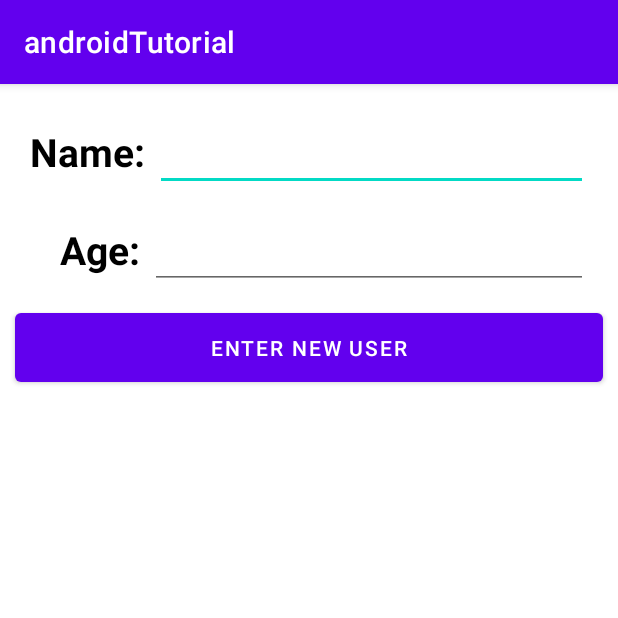
After one commit to dronsEETAC/tutorialAndroid, an Android app: the InputActivity screen opened directly, with no data from a screen before it, on a phone screen of 412 x 824 dp, the top half of it. The commit adds this screen. Run offline under Robolectric (Android 15) with nearby library versions, the light colour scheme and no system bars.

Commit message:
Step 4: Input

```diff
--- a/app/src/main/AndroidManifest.xml
+++ b/app/src/main/AndroidManifest.xml
@@ -12,6 +12,13 @@
         android:supportsRtl="true"
         android:theme="@style/Theme.AndroidTutorial"
         tools:targetApi="31">
+        <activity
+            android:name=".InputActivity"
+            android:exported="false">
+            <meta-data
+                android:name="android.app.lib_name"
+                android:value="" />
+        </activity>
         <activity
             android:name=".MenuActivity"
             android:exported="false">
--- /dev/null
+++ b/app/src/main/java/com/example/androidtutorial/InputActivity.kt
@@ -0,0 +1,30 @@
+package com.example.androidtutorial
+
+import androidx.appcompat.app.AppCompatActivity
+import android.os.Bundle
+import android.widget.Button
+import android.widget.EditText
+
+class InputActivity : AppCompatActivity() {
+    private lateinit var newUserButton: Button
+    private lateinit var nameText: EditText
+    private lateinit var ageText: EditText
+
+    override fun onCreate(savedInstanceState: Bundle?) {
+        super.onCreate(savedInstanceState)
+        setContentView(R.layout.activity_input)
+
+        newUserButton = findViewById(R.id.newUser_btn)
+        newUserButton.setOnClickListener { newUser() }
+
+        nameText = findViewById(R.id.name_txt)
+        ageText = findViewById(R.id.age_txt)
+    }
+
+    private fun newUser(){
+        val name: String = nameText.text.toString()
+        val age: String = ageText.text.toString()
+
+        println("New user: $name $age")
+    }
+}
--- a/app/src/main/java/com/example/androidtutorial/MenuActivity.kt
+++ b/app/src/main/java/com/example/androidtutorial/MenuActivity.kt
@@ -1,5 +1,6 @@
 package com.example.androidtutorial
 
+import android.content.Intent
 import androidx.appcompat.app.AppCompatActivity
 import android.os.Bundle
 import android.widget.Button
@@ -19,7 +20,10 @@ class MenuActivity : AppCompatActivity() {
 
         showAlertButton = findViewById(R.id.showAlert_btn)
         showAlertButton.setOnClickListener { showAlert() }
+
         inputButton = findViewById(R.id.input_btn)
+        inputButton.setOnClickListener { input() }
+
         getValueButton = findViewById(R.id.getValue_btn)
         parametersButton = findViewById(R.id.parameters_btn)
         videoButton = findViewById(R.id.video_btn)
@@ -39,4 +43,10 @@ class MenuActivity : AppCompatActivity() {
         alert.setTitle("AlertDialog")
         alert.show()
     }
+
+    private fun input(){
+        val intent = Intent(this, InputActivity::class.java)
+        startActivity(intent)
+    }
+
 }
--- /dev/null
+++ b/app/src/main/res/layout/activity_input.xml
@@ -0,0 +1,57 @@
+<?xml version="1.0" encoding="utf-8"?>
+<LinearLayout xmlns:android="http://schemas.android.com/apk/res/android"
+    xmlns:tools="http://schemas.android.com/tools"
+    android:layout_width="match_parent"
+    android:layout_height="wrap_content"
+    android:orientation="vertical"
+    android:layout_marginTop="16dp"
+    tools:context=".InputActivity">
+    <LinearLayout
+        android:layout_width="match_parent"
+        android:layout_height="wrap_content"
+        android:layout_marginStart="20dp"
+        android:layout_marginTop="16dp"
+        android:layout_marginVertical="10dp"
+        android:layout_marginEnd="20dp">
+        <TextView
+            android:layout_width="wrap_content"
+            android:layout_height="wrap_content"
+            android:text="Name: "
+            android:textColor="@color/black"
+            android:textSize="26sp"
+            android:textStyle="bold"/>
+        <EditText
+            android:layout_width="match_parent"
+            android:layout_height="wrap_content"
+            android:id="@+id/name_txt"
+            android:inputType="text"/>
+    </LinearLayout>
+    <LinearLayout
+        android:layout_width="match_parent"
+        android:layout_height="wrap_content"
+        android:layout_marginStart="40dp"
+        android:layout_marginVertical="10dp"
+        android:layout_marginEnd="20dp">
+        <TextView
+            android:layout_width="wrap_content"
+            android:layout_height="wrap_content"
+            android:text="Age: "
+            android:textColor="@color/black"
+            android:textSize="26sp"
+            android:textStyle="bold"/>
+        <EditText
+            android:layout_width="match_parent"
+            android:layout_height="wrap_content"
+            android:id="@+id/age_txt"
+            android:inputType="number"/>
+    </LinearLayout>
+    <Button
+        android:id = "@+id/newUser_btn"
+        android:layout_width="match_parent"
+        android:layout_height="58dp"
+        android:layout_gravity="center_horizontal"
+        android:layout_marginEnd="10dp"
+        android:layout_marginStart="10dp"
+        android:text="Enter New user"
+        />
+</LinearLayout>
```
